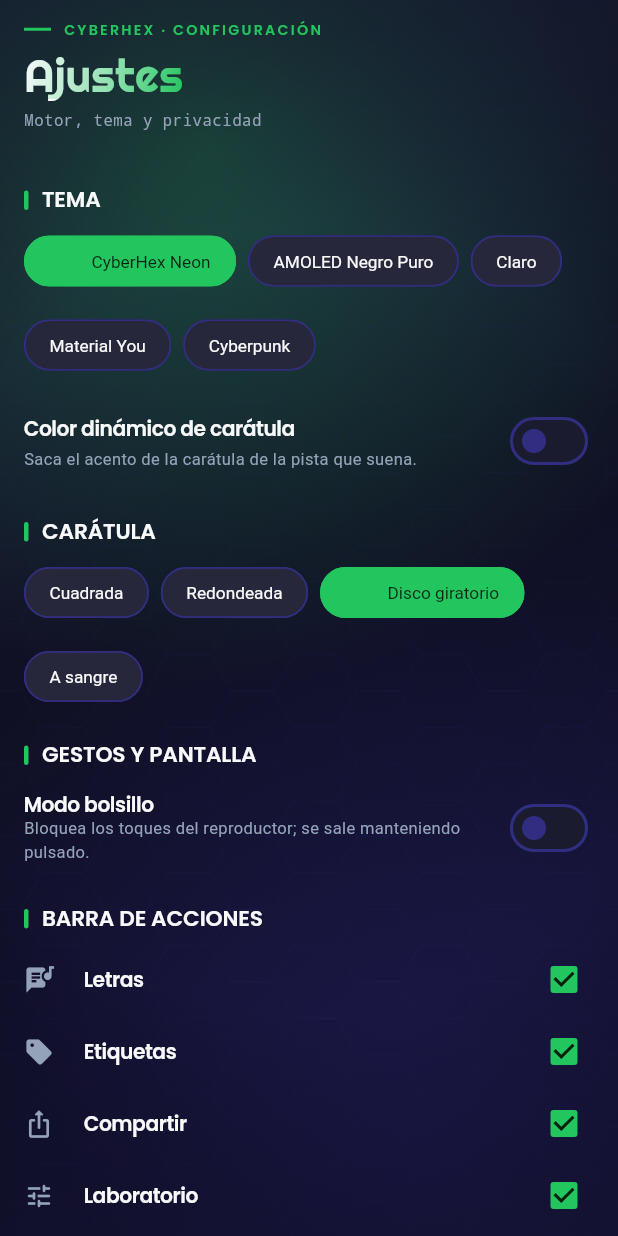
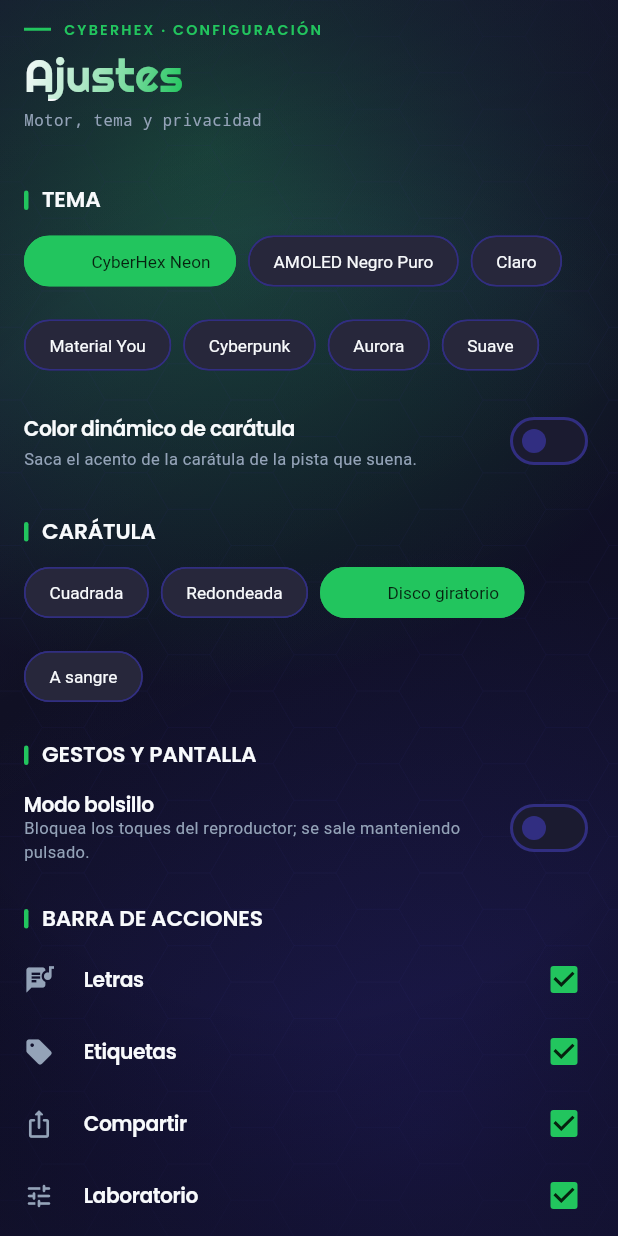
Before and after one commit to gaboexperimetos-ui/CyberHex, a Flutter app: the SettingsPage screen opened directly with empty values, on a phone screen of 412 x 824 dp. Run offline on Flutter 3.47's test engine with Material 3 defaults, Android fonts, the phone set to English and light mode, and no system bars; our stand-ins replace flutter_secure_storage, material_ui; missing offline and left inert: dart:ffi, file_selector; accounts and stored records are empty.

Commit message:
feat(theme): añade Aurora (C) y Suave (E) como temas seleccionables
Aurora: índigo profundo con acento cian y superficies violáceas. Suave: claro lavanda con acento violeta. Las pruebas de temas se actualizan a siete.

```diff
--- a/lib/theme.dart
+++ b/lib/theme.dart
@@ -32,7 +32,9 @@ enum CyberHexThemeId {
   amoled('AMOLED Negro Puro'),
   light('Claro'),
   materialYou('Material You'),
-  cyberpunk('Cyberpunk');
+  cyberpunk('Cyberpunk'),
+  aurora('Aurora'),
+  soft('Suave');
 
   const CyberHexThemeId(this.label);
 
@@ -230,6 +232,42 @@ class CyberHexPalette extends ThemeExtension<CyberHexPalette> {
     brightness: Brightness.dark,
   );
 
+  /// Aurora (dirección C): cristal sobre malla violeta–rosa–cian. Fondo
+  /// índigo profundo, acento cian y superficies violáceas.
+  static const CyberHexPalette aurora = CyberHexPalette(
+    id: CyberHexThemeId.aurora,
+    background: Color(0xFF140B2B),
+    surface: Color(0xFF1E1440),
+    surfaceHigh: Color(0xFF2A1B5E),
+    primary: Color(0xFF7C3AED),
+    secondary: Color(0xFFEC4899),
+    accent: Color(0xFF22D3EE),
+    onAccent: Color(0xFF06212B),
+    foreground: Color(0xFFFFFFFF),
+    muted: Color(0xFFC9B8E8),
+    border: Color(0xFF3A2A6B),
+    error: Color(0xFFFF6B81),
+    brightness: Brightness.dark,
+  );
+
+  /// Suave (dirección E): claro, pastel y redondo. Fondo lavanda, superficies
+  /// blancas y acento violeta.
+  static const CyberHexPalette soft = CyberHexPalette(
+    id: CyberHexThemeId.soft,
+    background: Color(0xFFF6F2FA),
+    surface: Color(0xFFFFFFFF),
+    surfaceHigh: Color(0xFFEDE7F6),
+    primary: Color(0xFF6750A4),
+    secondary: Color(0xFFB69DFB),
+    accent: Color(0xFF6750A4),
+    onAccent: Color(0xFFFFFFFF),
+    foreground: Color(0xFF1B1B21),
+    muted: Color(0xFF7A6F8C),
+    border: Color(0xFFE0D6F0),
+    error: Color(0xFFD93025),
+    brightness: Brightness.light,
+  );
+
   /// Paleta de un tema.
   static CyberHexPalette of(CyberHexThemeId id) => switch (id) {
     CyberHexThemeId.neon => neon,
@@ -237,6 +275,8 @@ class CyberHexPalette extends ThemeExtension<CyberHexPalette> {
     CyberHexThemeId.light => light,
     CyberHexThemeId.materialYou => materialYou,
     CyberHexThemeId.cyberpunk => cyberpunk,
+    CyberHexThemeId.aurora => aurora,
+    CyberHexThemeId.soft => soft,
   };
 
   /// Negro o blanco según el brillo del acento (contraste legible).
```
Also changed, not shown: 1 other file.
